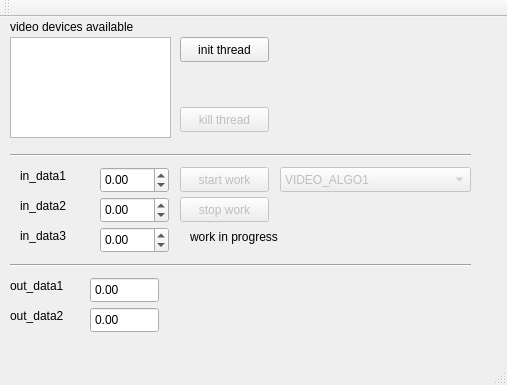
Above: mainwindow.ui from NicoFarmer/test_import before the change. Below: the same form after it.
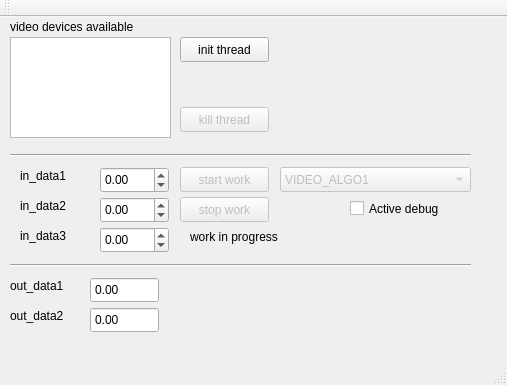
That is the form after the change. Custom widgets are drawn as their Qt base class.

Commit message: Ajout de l'activation/inhibition du debug des traitements video

```diff
--- a/mainwindow.ui
+++ b/mainwindow.ui
@@ -365,6 +365,19 @@
      <enum>Qt::Horizontal</enum>
     </property>
    </widget>
+   <widget class="QCheckBox" name="active_debug">
+    <property name="geometry">
+     <rect>
+      <x>350</x>
+      <y>180</y>
+      <width>121</width>
+      <height>23</height>
+     </rect>
+    </property>
+    <property name="text">
+     <string>Active debug</string>
+    </property>
+   </widget>
   </widget>
   <widget class="QMenuBar" name="menuBar">
    <property name="geometry">
```
The commit also changes 4 other files.
